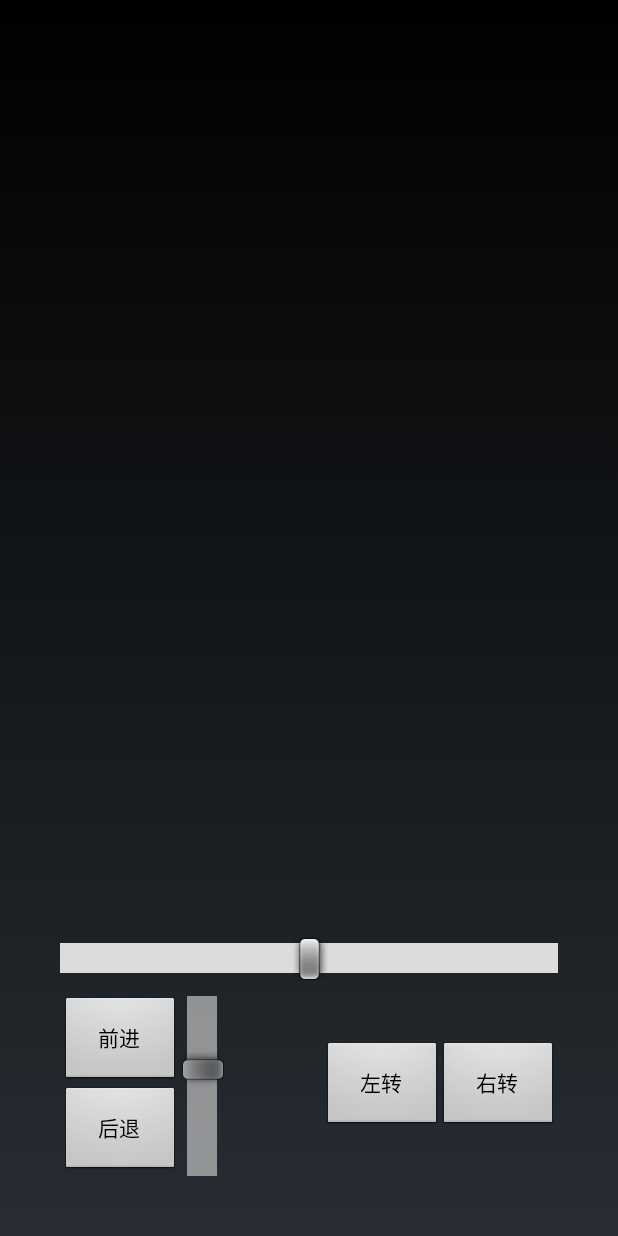
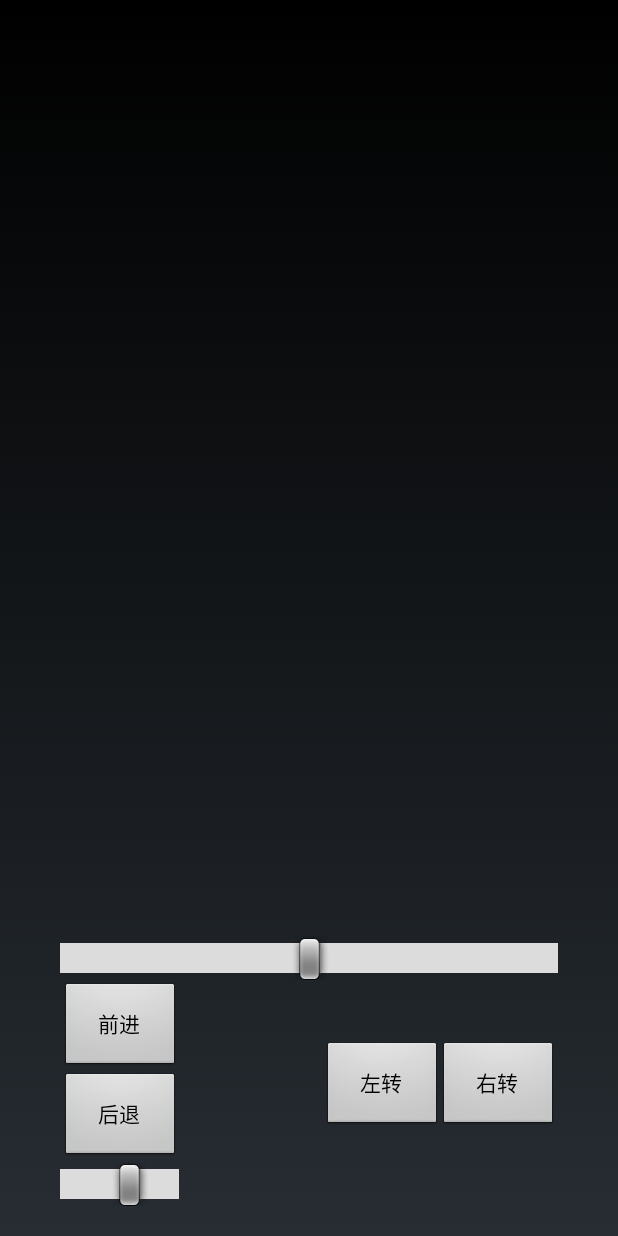
Before and after one commit to 1424234500/cc, an Android app: the SystemAc screen opened directly, with no data from a screen before it, on a phone screen of 412 x 824 dp. Run offline under Robolectric (Android 15) with nearby library versions, the phone set to English and light mode, and no system bars; libraries missing offline, so code that uses them is left out: com.zhy.http.

Commit message:
Tue May  1 19:20:13 DST 2018

```diff
--- a/app/src/main/java/net/MSGSender.java
+++ b/app/src/main/java/net/MSGSender.java
@@ -61,8 +61,7 @@ public   class MSGSender {
 		msg.setMsgType(Msg.DATA);
 		msg.setToKey("0");
 		msg.setToSysKey(Constant.systemKey);
-		msg.put("about", "系统控制");
-
+		msg.put("about", "s");
 		msg.put("method", method);
 		msg.put("params", params);
 
--- a/app/src/main/res/layout/ac_system.xml
+++ b/app/src/main/res/layout/ac_system.xml
@@ -11,18 +11,19 @@
         android:layout_height="200dp"
 
         android:layout_alignParentBottom="true"
+        android:layout_alignParentStart="true"
+        android:paddingBottom="20dp"
         android:paddingLeft="40dp"
-        android:paddingRight="40dp"
-        android:paddingBottom="40dp"
-        >
+        android:paddingRight="40dp">
 
 
         <Button
             android:id="@+id/bgoback"
             android:layout_width="80dp"
-            android:layout_height="60dp" android:splitMotionEvents="true"
-            android:layout_alignParentBottom="true"
-            android:layout_alignParentStart="true"
+            android:layout_height="60dp"
+            android:layout_above="@+id/sbspeed"
+            android:layout_alignStart="@+id/sbcarmera"
+            android:splitMotionEvents="true"
             android:text="后退" />
 
         <Button
@@ -40,16 +41,18 @@
             android:layout_width="80dp"
             android:layout_height="60dp"
             android:layout_centerVertical="true"
-            android:layout_marginStart="-157dp" android:splitMotionEvents="true"
+            android:layout_marginStart="-157dp"
             android:layout_toEndOf="@+id/bturnright"
+            android:splitMotionEvents="true"
             android:text="左转" />
 
         <Button
             android:id="@+id/bturnright"
             android:layout_width="80dp"
             android:layout_height="60dp"
-            android:layout_alignParentEnd="true" android:splitMotionEvents="true"
+            android:layout_alignParentEnd="true"
             android:layout_centerVertical="true"
+            android:splitMotionEvents="true"
             android:text="右转" />
 
 
@@ -69,19 +72,19 @@
             android:progress="90"
             android:progressDrawable="@color/gainsboro"
             tools:alpha="0.7" />
-        <util.view.SeekBarL
+
+        <SeekBar
             android:id="@+id/sbspeed"
+            android:layout_width="79dp"
+            android:layout_height="wrap_content"
 
-            android:layout_width="wrap_content"
-            android:layout_height="108dp"
-            android:layout_alignTop="@+id/bgohead"
-            android:layout_alignBottom="@+id/bgoback"
-            android:layout_marginTop="0dp"
-            android:layout_toEndOf="@+id/bgoback"
-            android:alpha="0.6"
+            android:layout_alignParentBottom="true"
+            android:layout_alignParentStart="true"
             android:max="100"
             android:progress="60"
-            android:progressDrawable="@color/gainsboro" />
+            android:progressDrawable="@color/gainsboro"
+            android:splitMotionEvents="true"
+            tools:alpha="0.6" />
 
 
     </RelativeLayout>
```
Also changed, not shown: app/src/main/java/com/cc/SystemAc.java (+13 -13 lines), app/src/main/java/util/view/SeekBarL.java (+209 -28 lines).
